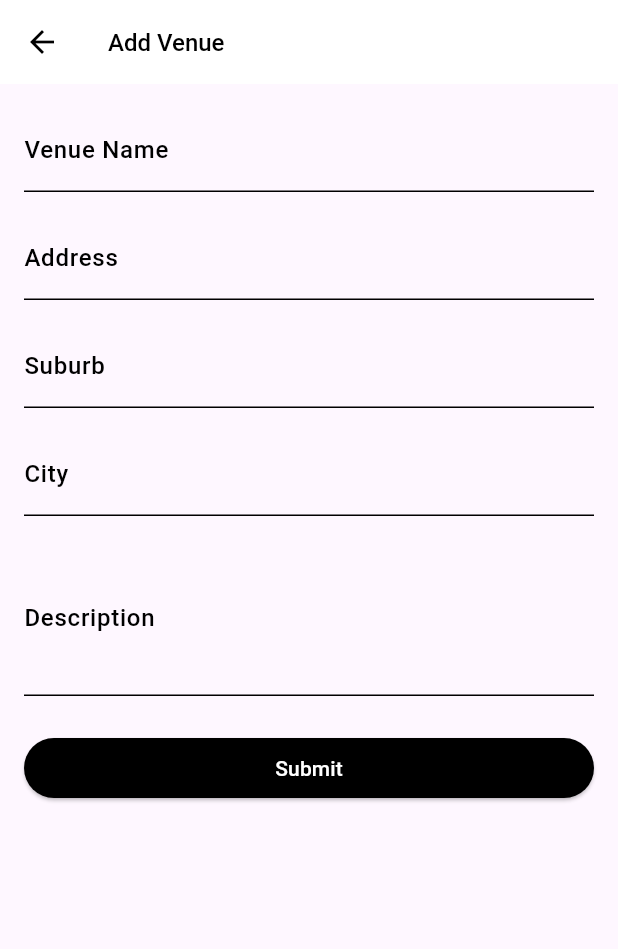
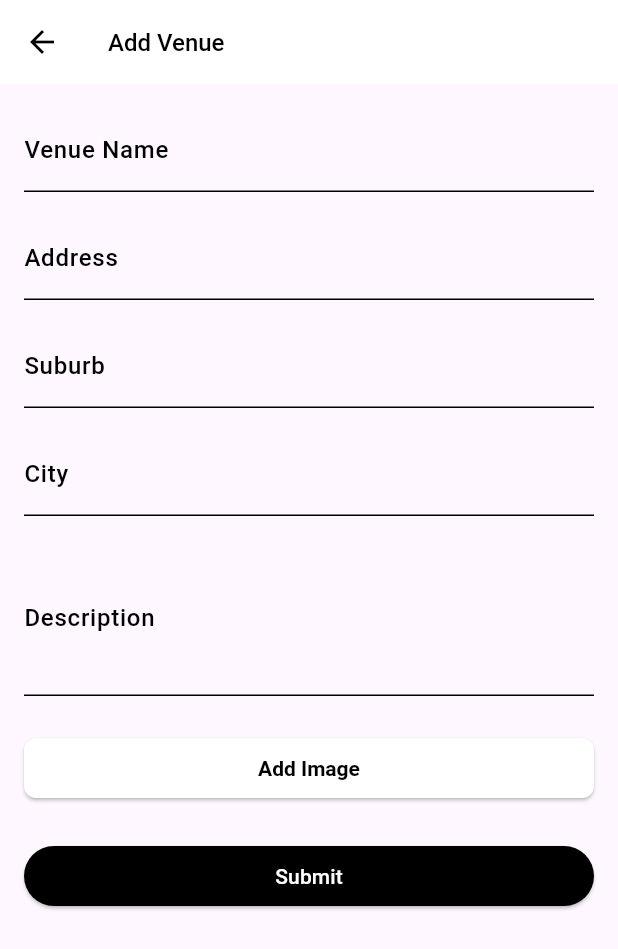
Before and after one commit to matcris81/SportsApp, a Flutter app: the AddVenue screen opened directly, on a phone screen of 412 x 824 dp. Shown: the top 949 px of the screen. Run offline on Flutter 3.47's test engine with Material 3 defaults, Android fonts, the phone set to English and light mode, and no system bars; our stand-ins replace firebase_auth, firebase_core, firebase_messaging, flutter_local_notifications, geocoding, geolocator and 8 more; missing offline and left inert: dart:ffi, pay; accounts and stored records are empty; network calls fail.

Commit message:
added fake players, working on venue/sport images

```diff
--- a/footy_fix/lib/descriptions/location_description.dart
+++ b/footy_fix/lib/descriptions/location_description.dart
@@ -164,7 +164,7 @@ class _LocationDescriptionState extends State<LocationDescription> {
               print('description: ${snapshot.data}');
               // Extracting fields from the row
               var venueAddress = venueRow['address'];
-              var venueDescription = 'description';
+              var venueDescription = venueRow['description'];
 
               return CustomScrollView(
                 slivers: [
--- a/footy_fix/lib/screens/feature_manager_screens/venue_adder.dart
+++ b/footy_fix/lib/screens/feature_manager_screens/venue_adder.dart
@@ -1,5 +1,8 @@
+import 'dart:convert';
+import 'dart:typed_data';
 import 'package:flutter/material.dart';
 import 'package:footy_fix/services/database_services.dart';
+import 'package:image_picker/image_picker.dart';
 
 class AddVenue extends StatefulWidget {
   const AddVenue({Key? key}) : super(key: key);
@@ -15,6 +18,7 @@ class _AddVenueState extends State<AddVenue> {
   String description = '';
   String city = '';
   String suburb = '';
+  Uint8List? _venueImage; // State variable for the venue image
 
   @override
   Widget build(BuildContext context) {
@@ -90,6 +94,11 @@ class _AddVenueState extends State<AddVenue> {
                       onSaved: (value) => description = value!,
                     ),
                     const SizedBox(height: 24.0),
+                    _buildCustomButton(
+                      label: 'Add Image',
+                      onPressed: _pickImage,
+                    ),
+                    const SizedBox(height: 24.0),
                     ElevatedButton(
                       onPressed: () async {
                         if (_formKey.currentState!.validate()) {
@@ -99,23 +108,25 @@ class _AddVenueState extends State<AddVenue> {
                           var newVenue = {
                             'venueName': venueName,
                             'address': formattedAddress,
-                            // 'description': description,
+                            'description': description,
                           };
 
                           String token = await DatabaseServices()
                               .authenticateAndGetToken('admin', 'admin');
 
-                          await DatabaseServices().postData(
+                          var response = await DatabaseServices().postData(
                               '${DatabaseServices().backendUrl}/api/venues',
                               token,
                               newVenue);
+
+                          print('response.body: ${response.body}');
 
                           if (!mounted) return;
 
                           Navigator.pop(context);
                         }
                       },
-                      child: const Text('Submit',
+                      child: Text('Submit',
                           style: TextStyle(fontWeight: FontWeight.w500)),
                       style: ElevatedButton.styleFrom(
                         backgroundColor: Colors.black,
@@ -130,6 +141,72 @@ class _AddVenueState extends State<AddVenue> {
         ),
       ),
     );
+  }
+
+  Widget _buildCustomButton(
+      {required String label, required VoidCallback onPressed}) {
+    return ElevatedButton(
+      onPressed: onPressed,
+      style: ElevatedButton.styleFrom(
+        foregroundColor: Colors.black,
+        backgroundColor: Colors.white,
+        textStyle: const TextStyle(
+          fontWeight: FontWeight.bold,
+        ),
+        shape: RoundedRectangleBorder(
+          borderRadius: BorderRadius.circular(8.0),
+        ),
+        padding: const EdgeInsets.symmetric(vertical: 12.0, horizontal: 24.0),
+      ),
+      child: _venueImage == null
+          ? Text(label)
+          : Container(
+              width: double.infinity, // Use the full width of the button
+              height: 60, // Fixed height for the image
+              decoration: BoxDecoration(
+                borderRadius: BorderRadius.circular(8.0),
+                image: DecorationImage(
+                  image: MemoryImage(_venueImage!),
+                  fit: BoxFit.cover,
+                ),
+              ),
+            ),
+    );
+  }
+
+  Future<void> _pickImage() async {
+    final ImagePicker _picker = ImagePicker();
+    final XFile? image = await _picker.pickImage(
+        source: ImageSource.gallery); // or ImageSource.camera
+
+    if (image != null) {
+      Uint8List imageBytes = await image.readAsBytes();
+
+      String base64Image = base64Encode(imageBytes);
+
+      Map<String, dynamic> imageData = {
+        'imageData': base64Image,
+      };
+
+      String token =
+          await DatabaseServices().authenticateAndGetToken('admin', 'admin');
+
+      try {
+        var response = await DatabaseServices().postData(
+          '${DatabaseServices().backendUrl}/api/images',
+          token,
+          imageData,
+        );
+
+        if (response.statusCode == 200 || response.statusCode == 201) {
+          print('Image uploaded successfully: ${response.body}');
+        } else {
+          print('Failed to upload image: ${response.statusCode}');
+        }
+      } catch (e) {
+        print('Error uploading image: $e');
+      }
+    }
   }
 
   Widget _buildInvisibleTextField({
--- a/footy_fix/lib/services/database_services.dart
+++ b/footy_fix/lib/services/database_services.dart
@@ -5,7 +5,7 @@ class DatabaseServices {
   // String backendUrl = 'http://10.0.2.2:4242';
   String backendUrl = 'http://localhost:4242';
   // String backendUrl = 'http://192.168.3.11:4242';
-  // String backendUrl = 'https://kaido.tk/';
+  // String backendUrl = 'https://kaido.tk/backend/';
 
   Future<http.Response> fetchData(String url) async {
     final response = await http.get(Uri.parse(url));
@@ -20,7 +20,7 @@ class DatabaseServices {
 
   Future<String> authenticateAndGetToken(
       String username, String password) async {
-    // var url = Uri.parse('https://kaido.tk/api/authenticate');
+    // var url = Uri.parse('https://kaido.tk/backend/api/authenticate');
     var url = Uri.parse('http://localhost:4242/api/authenticate');
 
     // var url = Uri.parse('http://192.168.3.11:4242/api/authenticate');
```
Also changed, not shown: footy_fix/lib/components/game_tile.dart (+11 -2 lines), footy_fix/lib/descriptions/game_description.dart (+90 -62 lines), footy_fix/lib/screens/feature_manager_screens/event_adder.dart (+19 -4 lines), footy_fix/lib/screens/navigation_screens/home_screen.dart (+10 -0 lines), footy_fix/lib/screens/profile_screen.dart (+10 -1 lines).
